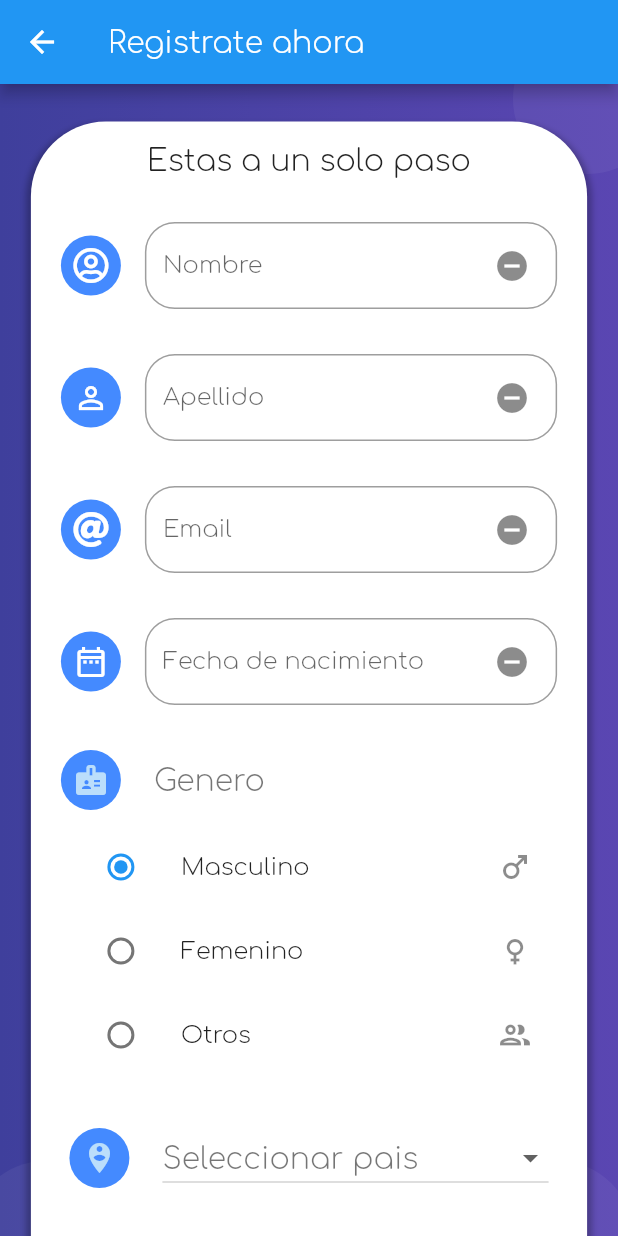
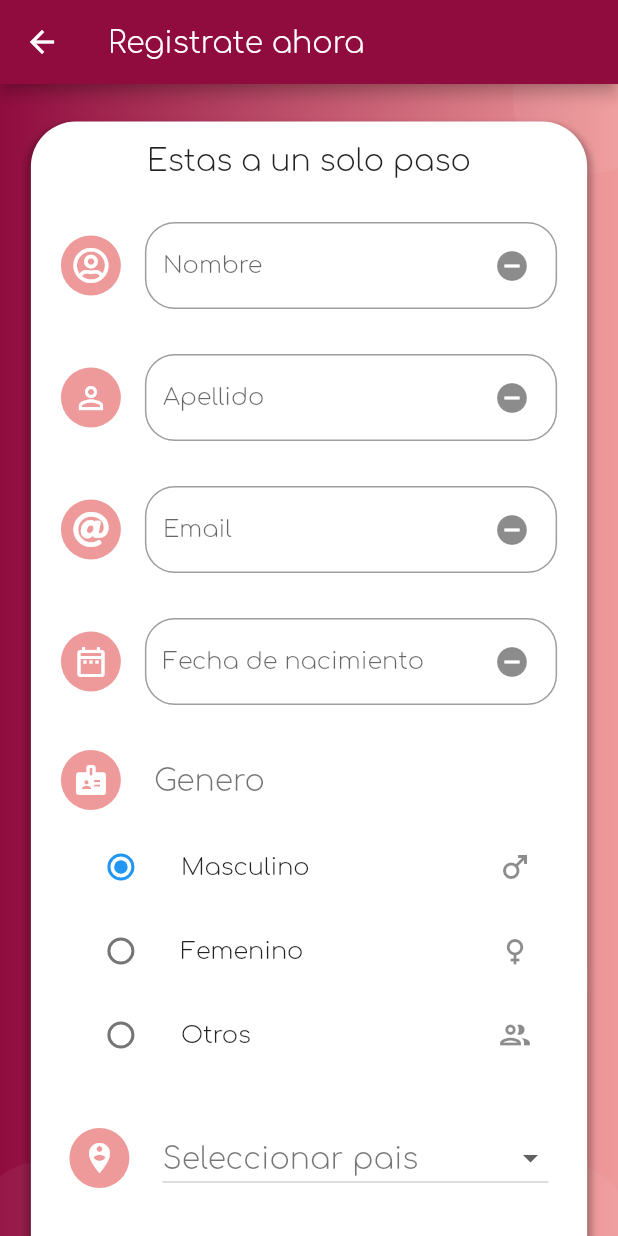
Before and after one commit to JuanGonzalezR/app_proyect, a Flutter app: the screen it shows after launch, after a tap on "Quiero registrarme", on a phone screen of 412 x 824 dp. Run offline on Flutter 3.47's test engine with Material 2 defaults, Android fonts, the phone set to English and light mode, and no system bars; our stand-ins replace firebase_auth, firebase_core, flutter_signin_button, font_awesome_flutter, google_sign_in, rxdart and 2 more; accounts and stored records are empty.

Commit message:
14/02/2022

```diff
--- a/lib/main.dart
+++ b/lib/main.dart
@@ -5,13 +5,14 @@ import 'package:app/src/views_pages/login_pages/register_page.dart';
 
 import 'package:app/src/providers/provider.dart';
 import 'package:app/src/views_pages/login_pages/login_pages.dart';
-
 import 'package:flutter_localizations/flutter_localizations.dart';
 import 'package:app/src/utils/pref_users.dart';
+import 'package:firebase_core/firebase_core.dart';
 
 void main() async{
 
   WidgetsFlutterBinding.ensureInitialized();
+  await Firebase.initializeApp();
   final prefs = PreferenciasUsuario();
   await prefs.initPrefs();
   //print(prefs.token);
--- /dev/null
+++ b/lib/src/utils/auth_firebase.dart
@@ -0,0 +1,52 @@
+import 'package:firebase_auth/firebase_auth.dart';
+import 'package:google_sign_in/google_sign_in.dart';
+
+Future<String> signInWithGoogle() async {
+
+  UserCredential userCredential;
+  String message = '';
+
+  // Trigger the authentication flow
+  final GoogleSignInAccount? googleUser = await GoogleSignIn().signIn();
+
+  // Obtain the auth details from the request
+  final GoogleSignInAuthentication? googleAuth = await googleUser?.authentication;
+
+  // Create a new credential
+  final credential = GoogleAuthProvider.credential(
+    accessToken: googleAuth?.accessToken,
+    idToken: googleAuth?.idToken,
+  );
+
+  // Once signed in, return the UserCredential
+  userCredential = await FirebaseAuth.instance.signInWithCredential(credential);
+
+  final user = userCredential.user;
+
+  if (user != null) {
+    // Code for when authentication is valid
+    //tokenGoogle = user.uid;
+    message = 'Welcome ${user.displayName}, your address is ${user.email}';
+  }
+
+  return message != '' ? message : 'Not authentication';
+}
+
+void _signOut() async {
+  FirebaseAuth _auth = FirebaseAuth.instance;
+  await _auth.signOut();
+}
+
+Future signOut() async {
+  FirebaseAuth _auth = FirebaseAuth.instance;
+  final User? user = _auth.currentUser;
+
+  if (user == null) {
+    // Message of alert
+    return;
+  }
+  _signOut();
+
+  // Show message of sign out
+
+}
--- a/lib/src/utils/consts_utils.dart
+++ b/lib/src/utils/consts_utils.dart
@@ -1,8 +1,12 @@
+import 'package:flutter/material.dart';
+
 class _Constantes {
   final String tituloAppBar = "Mi Aplicacion";
   final String btnIniciarSesion = "Iniciar Sesion";
   final String recordarContra = "Recordar contrasena";
   final String tokenFirebase= 'AIzaSyBA93cHPFvu8VAyWuSaBcjW0sTkn_QOy_E';
+  final Color colorSecundario = const Color.fromRGBO(229, 115, 115, 1.0);
+  final Color colorPrincipal = const Color.fromRGBO(239, 154, 154, 1.0);
   final String createTables = 'CREATE TABLE user(usu_id INTEGER PRIMARY KEY AUTOINCREMENT,usu_nombre TEXT,usu_apellido TEXT,usu_email TEXT,usu_password TEXT,usu_fechaNacimiento TEXT,usu_genero TEXT,usu_pais TEXT,usu_fechaCreacion TEXT,usu_fechaModificacion TEXT,usu_fechaInactivacion TEXT,usu_estado TEXT)';
 
   _Constantes();
--- a/lib/src/views_pages/desing_pages/material_desing_pages.dart
+++ b/lib/src/views_pages/desing_pages/material_desing_pages.dart
@@ -25,8 +25,22 @@ class _DesingButtonOutlineState extends State<DesingButtonOutline> {
   Widget build(BuildContext context) {
     return OutlinedButton(
       onPressed: widget.onPress,
-      child: Text(widget.texto,
-          style: TextStyle(fontFamily: widget.font, fontSize: 15.0)),
+      style: ButtonStyle(
+      backgroundColor: MaterialStateProperty.all(constante.colorSecundario),
+          shape: MaterialStateProperty.all<RoundedRectangleBorder>(
+              RoundedRectangleBorder(
+                  borderRadius: BorderRadius.circular(18.0),
+                  side: const BorderSide(color: Colors.red)))),
+      child: Row(
+        mainAxisAlignment: MainAxisAlignment.center,
+        children: [
+          Text(widget.texto,
+              style: TextStyle(
+                  fontFamily: widget.font, fontSize: 17.0, color: Colors.white)),
+          const SizedBox(width: 10,),
+          const FaIcon(FontAwesomeIcons.angleDoubleRight,color: Colors.white,)
+        ],
+      ),
     );
   }
 }
@@ -57,7 +71,7 @@ class _DesingButtonElevationState extends State<DesingButtonElevation> {
           onPressed: widget.onPress,
           child: Text(widget.title),
           style: ElevatedButton.styleFrom(
-            primary: Colors.blue,
+            primary: constante.colorSecundario,
             textStyle:
                 TextStyle(fontFamily: widget.font, fontSize: widget.tama),
             padding: EdgeInsets.all(widget.padding),
@@ -120,7 +134,7 @@ class _DesingTextFieldState extends State<DesingTextField> {
           errorText: widget.errorText,
           suffixIcon: widget.iconoInterior,
           icon: CircleAvatar(
-            backgroundColor: widget.colorCicle,
+            backgroundColor: constante.colorPrincipal,
             child: FaIcon(
               widget.iconoExterior,
               color: widget.colorIcono,
@@ -181,7 +195,7 @@ class _DesingDatePickerState extends State<DesingDatepicker> {
           labelText: widget.label,
           suffixIcon: widget.iconoInterior,
           icon: CircleAvatar(
-            backgroundColor: widget.colorCicle,
+            backgroundColor: constante.colorPrincipal,
             child: FaIcon(
               widget.iconoExterior,
               color: widget.colorIcono,
@@ -215,9 +229,6 @@ class _DesingDatePickerState extends State<DesingDatepicker> {
       });
     }
   }
-
-
-
 }
 
 // Este diseno es para la lista desplegable
@@ -251,15 +262,22 @@ class _DesingDropdownState extends State<DesingDropdown> {
       scrollDirection: Axis.horizontal,
       child: Row(
         children: [
-          const CircleAvatar(
-            backgroundColor: Colors.blueAccent,
-            child: Icon(Icons.person_pin_circle)
+          CircleAvatar(
+              backgroundColor: constante.colorPrincipal,
+              child: const Icon(
+                Icons.person_pin_circle,
+                color: Colors.white,
+              )),
+          const SizedBox(
+            width: 22.0,
           ),
-          const SizedBox(width: 22.0,),
           DropdownButton(
               items: _getOpcionesDropdown(),
               value: _opcionSeleccionada,
-                    style: const TextStyle(fontSize: 20.0,color: Colors.black54,fontFamily: 'Comfortaa-Light'),
+              style: const TextStyle(
+                  fontSize: 20.0,
+                  color: Colors.black54,
+                  fontFamily: 'Comfortaa-Light'),
               focusColor: Colors.deepPurple[200],
               onChanged: (opt) {
                 setState(() {
@@ -292,7 +310,8 @@ class _DesingTextButtonState extends State<DesingTextButton> {
     return TextButton(
       onPressed: widget.onPress,
       child: Text(widget.texto,
-          style: TextStyle(fontFamily: widget.font, fontSize: 15.0)),
+          style: TextStyle(
+              fontFamily: widget.font, fontSize: 15.0, color: Colors.black54)),
     );
   }
 }
@@ -306,7 +325,8 @@ class RecordarPass extends StatefulWidget {
 }
 
 class RecordarPassState extends State<RecordarPass> {
-  bool isChecked = false;
+  //Se debe pasar por manejo de estado
+  bool isChecked = true;
 
   @override
   Widget build(BuildContext context) {
@@ -317,7 +337,7 @@ class RecordarPassState extends State<RecordarPass> {
         MaterialState.focused,
       };
       if (states.any(interactiveStates.contains)) {
-        return Colors.blue;
+        return Colors.white;
       }
       return Colors.green;
     }
@@ -329,12 +349,14 @@ class RecordarPassState extends State<RecordarPass> {
         children: [
           Text(
             constante.recordarContra,
-            style: const TextStyle(fontFamily: 'Comfortaa-Light', fontSize: 15.0),
+            style:
+                const TextStyle(fontFamily: 'Comfortaa-Light', fontSize: 15.0),
           ),
           Checkbox(
             checkColor: Colors.white,
             fillColor: MaterialStateProperty.resolveWith(getColor),
             overlayColor: MaterialStateProperty.resolveWith(getColor),
+            shape: RoundedRectangleBorder(borderRadius: BorderRadius.circular(20)),
             value: isChecked,
             onChanged: (bool? value) {
               setState(() {
@@ -356,8 +378,8 @@ class DesingRadioButton extends StatefulWidget {
   @override
   _DesingRadioButtonState createState() => _DesingRadioButtonState();
 }
+
 class _DesingRadioButtonState extends State<DesingRadioButton> {
-
   SingingCharacter? _character = SingingCharacter.masculino;
 
   @override
@@ -367,17 +389,28 @@ class _DesingRadioButtonState extends State<DesingRadioButton> {
       children: <Widget>[
         Row(
           mainAxisAlignment: MainAxisAlignment.start,
-          children:const [
+          children: [
             CircleAvatar(
-              backgroundColor: Colors.blueAccent,
-              child: Icon(Icons.badge)
+                backgroundColor: constante.colorPrincipal,
+                child: const Icon(
+                  Icons.badge,
+                  color: Colors.white,
+                )),
+            const SizedBox(
+              width: 22.0,
             ),
-           SizedBox(width: 22.0,),
-           Text('Genero',style: TextStyle(fontSize: 20.0,color: Colors.black54,fontFamily: 'Comfortaa-Light'),),
-
+            const Text(
+              'Genero',
+              style: TextStyle(
+                  fontSize: 20.0,
+                  color: Colors.black54,
+                  fontFamily: 'Comfortaa-Light'),
+            ),
           ],
         ),
-        const SizedBox(height: 10.0,),
+        const SizedBox(
+          height: 10.0,
+        ),
         ListTile(
           title: const Text('Masculino'),
           trailing: const Icon(Icons.male),
--- a/lib/src/views_pages/login_pages/login_pages.dart
+++ b/lib/src/views_pages/login_pages/login_pages.dart
@@ -1,9 +1,9 @@
-import 'package:app/src/utils/pref_users.dart';
 import 'package:app/src/views_pages/login_pages/register_page.dart';
 import 'package:flutter/material.dart';
 import 'package:app/src/CRUDs/login_crud.dart';
 import 'package:app/src/providers/provider.dart';
 import 'package:app/src/views_pages/desing_pages/material_desing_pages.dart';
+import 'package:flutter_signin_button/flutter_signin_button.dart';
 import 'package:font_awesome_flutter/font_awesome_flutter.dart';
 
 class LoginPage extends StatefulWidget {
@@ -31,8 +31,8 @@ Widget _crearFondo(BuildContext context) {
     width: double.infinity,
     decoration: const BoxDecoration(
         gradient: LinearGradient(colors: <Color>[
-      Color.fromRGBO(63, 63, 156, 1.0),
-      Color.fromRGBO(90, 70, 178, 1.0),
+      Color.fromRGBO(144, 12, 63, 1.0),
+      Color.fromRGBO(239, 154, 154, 1.0),
     ])),
   );
 
@@ -47,6 +47,9 @@ Widget _crearFondo(BuildContext context) {
   return Stack(
     children: <Widget>[
       fondoMorado,
+      Positioned(top: 90.0, left: 30.0, child: circulo),
+      Positioned(top: -40.0, right: -30.0, child: circulo),
+      Positioned(bottom: -50.0, right: -10.0, child: circulo),
       Positioned(top: 90.0, left: 30.0, child: circulo),
       Positioned(top: -40.0, right: -30.0, child: circulo),
       Positioned(bottom: -50.0, right: -10.0, child: circulo),
@@ -65,7 +68,7 @@ Widget _crearFondo(BuildContext context) {
             ),
             Text(
               "Iniciar Sesion",
-              style: TextStyle(color: Colors.white, fontSize: 25.0),
+              style: TextStyle(color: Colors.white, fontSize: 25.0, fontFamily: 'Comfortaa-Bold'),
             )
           ],
         ),
@@ -120,9 +123,6 @@ Widget _loginForm(BuildContext context) {
                 const SizedBox(
                   height: 10.0,
                 ),
-                Column(mainAxisAlignment: MainAxisAlignment.center, children: [
-                  DesingTextButton(
-                      'olvidaste la contrasena ?', 'Comfortaa-Light', () {}),
                 DesingButtonOutline(() {
                   Navigator.push<void>(
                     context,
@@ -130,8 +130,16 @@ Widget _loginForm(BuildContext context) {
                       builder: (BuildContext context) => const RegisterPage(),
                     ),
                   );
-                  }, 'Quiero registrarme', 'Comfortaa-Light')
-                ])
+                }, 'Quiero registrarme', 'Comfortaa-Bold'),
+                const SizedBox(
+                  height: 10.0,
+                ),
+                _crearBotonGoogle(blocLogin, context, log),
+                const SizedBox(
+                  height: 10.0,
+                ),
+                DesingTextButton(
+                    'olvidaste la contrasena ?', 'Comfortaa-Light', () {}),
               ],
             ),
           ),
@@ -206,8 +214,8 @@ Widget _crearBoton(LoginBloc bloc, BuildContext context, LoginCRUD log) {
       builder: (context, snapshot) {
         return DesingButtonElevation(
              () => _botonLogin(context, bloc, log),
-            "Iniciar",
-            'Comfortaa-Light',
+            "Ingresar",
+            'Comfortaa-Bold',
             20.0,
             10.0);
       });
@@ -237,3 +245,18 @@ _botonLogin(BuildContext context, LoginBloc bloc, LoginCRUD log) {
       estado            : 'A',
     );*/
 }
+
+Widget _crearBotonGoogle(LoginBloc blocLogin, BuildContext context, LoginCRUD log) {
+  return SizedBox(
+    width: double.infinity,
+    child: SignInButton(
+      Buttons.Google,
+      text: "Registrese con Google ",
+      shape: RoundedRectangleBorder(
+        borderRadius: BorderRadius.circular(50.0),
+      ),
+      elevation: 5.0,
+      onPressed: () {},
+    ),
+  );
+}
--- a/lib/src/views_pages/login_pages/other_widgets.dart
+++ b/lib/src/views_pages/login_pages/other_widgets.dart
@@ -9,8 +9,8 @@ class OthersWidget {
     decoration: const BoxDecoration(
       gradient: LinearGradient(
         colors: <Color>[
-          Color.fromRGBO(63, 63, 156, 1.0),
-          Color.fromRGBO(90, 70, 178, 1.0),
+          Color.fromRGBO(144, 12, 63, 1.0),
+          Color.fromRGBO(239, 154, 154, 1.0),
         ]
       )
     ),
--- a/lib/src/views_pages/login_pages/register_page.dart
+++ b/lib/src/views_pages/login_pages/register_page.dart
@@ -17,6 +17,7 @@ class RegisterPage extends StatelessWidget {
     return Scaffold(
       appBar: AppBar(
         title: const Text("Registrate ahora"),
+        backgroundColor: const Color.fromRGBO(144, 12, 63, 1.0),
       ),
       body: Stack(
         children: [other.crearFondo(context), _loginForm(context)],
@@ -42,7 +43,7 @@ class RegisterPage extends StatelessWidget {
             padding: const EdgeInsets.symmetric(vertical: 15.0),
             decoration: BoxDecoration(
                 color: Colors.white,
-                borderRadius: BorderRadius.circular(50.0),
+                borderRadius: BorderRadius.circular(30.0),
                 boxShadow: const <BoxShadow>[
                   BoxShadow(
                       color: Colors.black26,
@@ -231,7 +232,7 @@ class RegisterPage extends StatelessWidget {
         stream: bloc.submitValidReg,
         builder: (context, snapshot) {
           return DesingButtonElevation(() => __botonRegistrar(context,bloc),
-              "Registrar", 'Comfortaa-Light', 20.0, 10.0);
+              "Registrar", 'Comfortaa-Bold', 20.0, 10.0);
         });
   }
 
--- a/pubspec.yaml
+++ b/pubspec.yaml
@@ -43,6 +43,9 @@ dependencies:
   font_awesome_flutter:
   http: ^0.13.4
   shared_preferences:
+  google_sign_in:
+  firebase_auth: ^3.3.7
+  flutter_signin_button: ^2.0.0
 
 dev_dependencies:
   flutter_test:
```
Also changed, not shown: pubspec.lock, 4 other files. Lines whose indentation alone changed are shown as unchanged.
